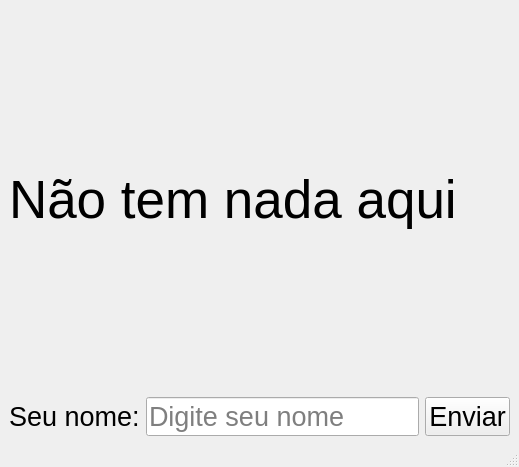
Before: the Qt Designer form aulas/GUI/aula256qtdesigner/ui/window.ui in milenayamamoto3/Aulas_otavio_miranda, drawn with Qt 5.
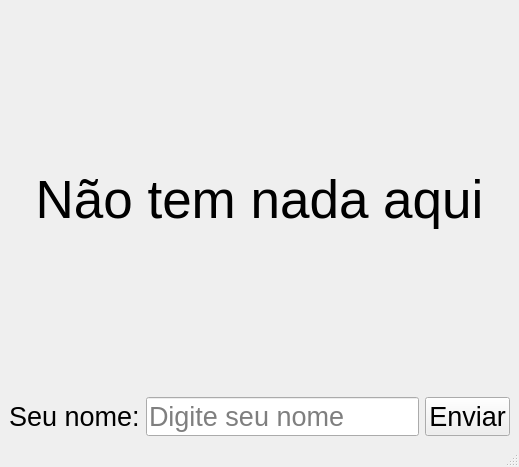
After: the same form once the commit is applied.

Patch:
```diff
--- a/aulas/GUI/aula256qtdesigner/ui/window.ui
+++ b/aulas/GUI/aula256qtdesigner/ui/window.ui
@@ -27,6 +27,9 @@
         <property name="text">
          <string>Não tem nada aqui</string>
         </property>
+        <property name="alignment">
+         <set>Qt::AlignCenter</set>
+        </property>
        </widget>
       </item>
       <item row="1" column="0">
```
Left out of the diff: 2 changed lines with no effect on the pictures.
